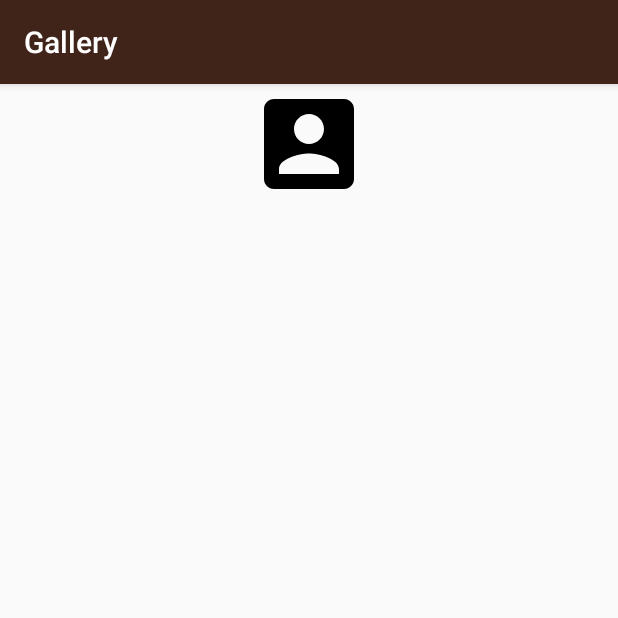
After one commit to Paniker123/AndroidStart, an Android app: the fragment GalleryFragment shown on its own in the app's theme, on a phone screen of 412 x 824 dp, the top half of it. The commit adds this screen. Run offline under Robolectric (Android 15) with nearby library versions, the phone set to English and light mode, and no system bars.

Commit message:
Add gallery fragment

```diff
--- a/app/src/main/java/com/woodman/androidstart/DAO/CollectionDataBase.java
+++ b/app/src/main/java/com/woodman/androidstart/DAO/CollectionDataBase.java
@@ -36,6 +36,7 @@ public class CollectionDataBase implements DataBase {
                 ) {
             if (user.getNick() == userNick) {
                 return user;
+
             }
         }
         return null;
--- /dev/null
+++ b/app/src/main/java/com/woodman/androidstart/Fragment/GalleryFragment.java
@@ -0,0 +1,58 @@
+package com.woodman.androidstart.Fragment;
+
+import android.os.Bundle;
+import android.support.annotation.Nullable;
+import android.support.v4.app.Fragment;
+import android.view.LayoutInflater;
+import android.view.View;
+import android.view.ViewGroup;
+import android.widget.ImageView;
+import android.widget.TextView;
+
+import com.woodman.androidstart.R;
+
+/**
+ * Created by Zver on 17.03.2018.
+ */
+
+public class GalleryFragment extends Fragment {
+
+    private static final String ARG1="NAME";
+    private String name;
+
+    private ImageView imageViewAvatar;
+    private TextView textViewName;
+
+    public GalleryFragment() {
+    }
+
+    public static GalleryFragment newInstance(String name) {
+        GalleryFragment fragment = new GalleryFragment();
+        Bundle arg = new Bundle();
+        arg.putString(ARG1,name);
+        fragment.setArguments(arg);
+        return fragment;
+    }
+
+    @Override
+    public void onCreate(Bundle savedInstanceState) {
+        super.onCreate(savedInstanceState);
+        if(getArguments()!=null){
+            name=getArguments().getString(ARG1);
+        }
+    }
+
+    @Override
+    public View onCreateView(LayoutInflater inflater, ViewGroup container, Bundle savedInstanceState) {
+
+        View view = inflater.inflate(R.layout.fragment_gallery, container, false);
+        getActivity().setTitle(getString(R.string.fragment_gallery_title));
+        imageViewAvatar = view.findViewById(R.id.image_view_avatar_fragment_gallery);
+        textViewName = view.findViewById(R.id.text_view_name_fragment_gallery);
+
+        imageViewAvatar.setBackgroundResource(R.drawable.ic_account);
+        textViewName.setText(name);
+
+        return view;
+    }
+}
--- /dev/null
+++ b/app/src/main/res/drawable/ic_account.xml
@@ -0,0 +1,9 @@
+<vector xmlns:android="http://schemas.android.com/apk/res/android"
+        android:width="24dp"
+        android:height="24dp"
+        android:viewportWidth="24.0"
+        android:viewportHeight="24.0">
+    <path
+        android:fillColor="#FF000000"
+        android:pathData="M3,5v14c0,1.1 0.89,2 2,2h14c1.1,0 2,-0.9 2,-2L21,5c0,-1.1 -0.9,-2 -2,-2L5,3c-1.11,0 -2,0.9 -2,2zM15,9c0,1.66 -1.34,3 -3,3s-3,-1.34 -3,-3 1.34,-3 3,-3 3,1.34 3,3zM6,17c0,-2 4,-3.1 6,-3.1s6,1.1 6,3.1v1L6,18v-1z"/>
+</vector>
--- /dev/null
+++ b/app/src/main/res/layout/fragment_gallery.xml
@@ -0,0 +1,22 @@
+<?xml version="1.0" encoding="utf-8"?>
+<LinearLayout xmlns:android="http://schemas.android.com/apk/res/android"
+    xmlns:tools="http://schemas.android.com/tools"
+    android:layout_width="match_parent"
+    android:layout_height="match_parent"
+    android:orientation="vertical"
+    tools:context="com.woodman.androidstart.Fragment.GalleryFragment">
+
+    <ImageView
+        android:id="@+id/image_view_avatar_fragment_gallery"
+        android:layout_width="80dp"
+        android:layout_height="80dp"
+        android:layout_gravity="center" />
+
+    <TextView
+        android:id="@+id/text_view_name_fragment_gallery"
+        android:layout_width="wrap_content"
+        android:layout_height="wrap_content"
+        android:layout_gravity="center"
+        android:textColor="#000"
+        />
+</LinearLayout>
--- a/app/src/main/res/layout/fragment_home.xml
+++ b/app/src/main/res/layout/fragment_home.xml
@@ -5,11 +5,13 @@
     android:layout_width="match_parent"
     android:layout_height="match_parent"
     tools:context="com.woodman.androidstart.Fragment.HomeFragment">
+
     <TextView
         android:id="@+id/text_view_home_fragment"
         android:layout_width="wrap_content"
         android:layout_height="wrap_content"
+
         android:textColor="#000"
-        />
+        android:text="12313213213123123213123213" />
 
 </LinearLayout>
--- a/app/src/main/res/values/strings.xml
+++ b/app/src/main/res/values/strings.xml
@@ -32,7 +32,7 @@
     <string name="action_settings">Settings</string>
 
     <string name="fragment_home_title">Home</string>
-
+    <string name="fragment_gallery_title">Gallery</string>
     <string name="fragment_home_text_view_greetings">Hello its`s home fragment!!!</string>
     <string name="title_activity_drawer">DrawerActivity</string>
 
```
